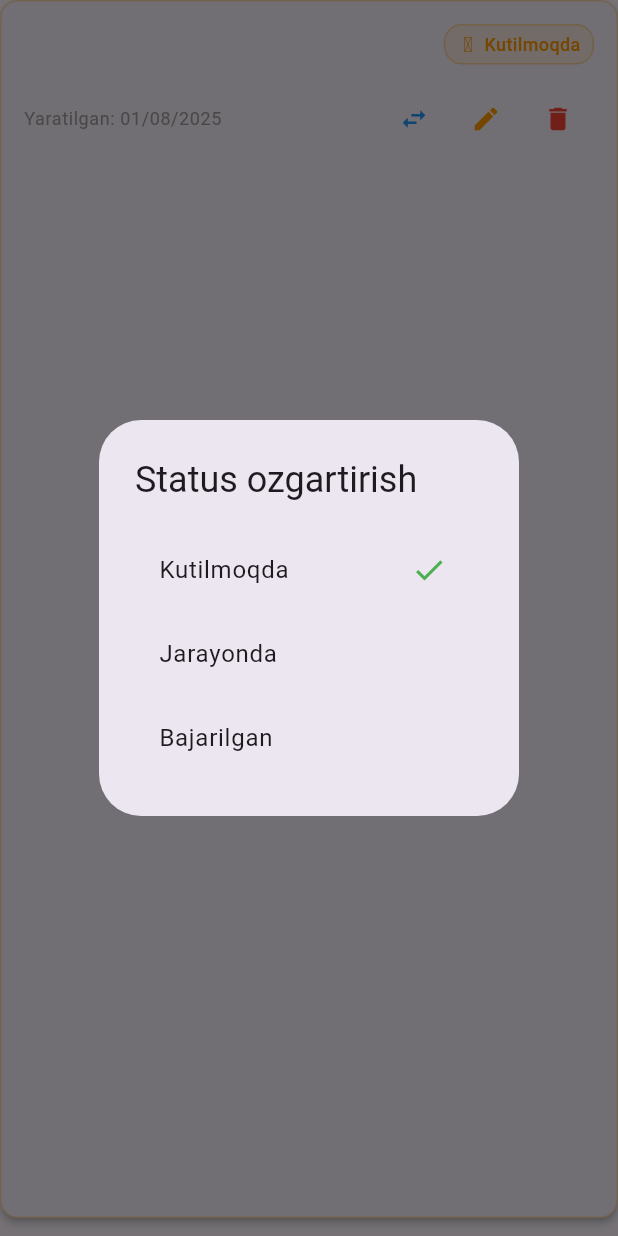
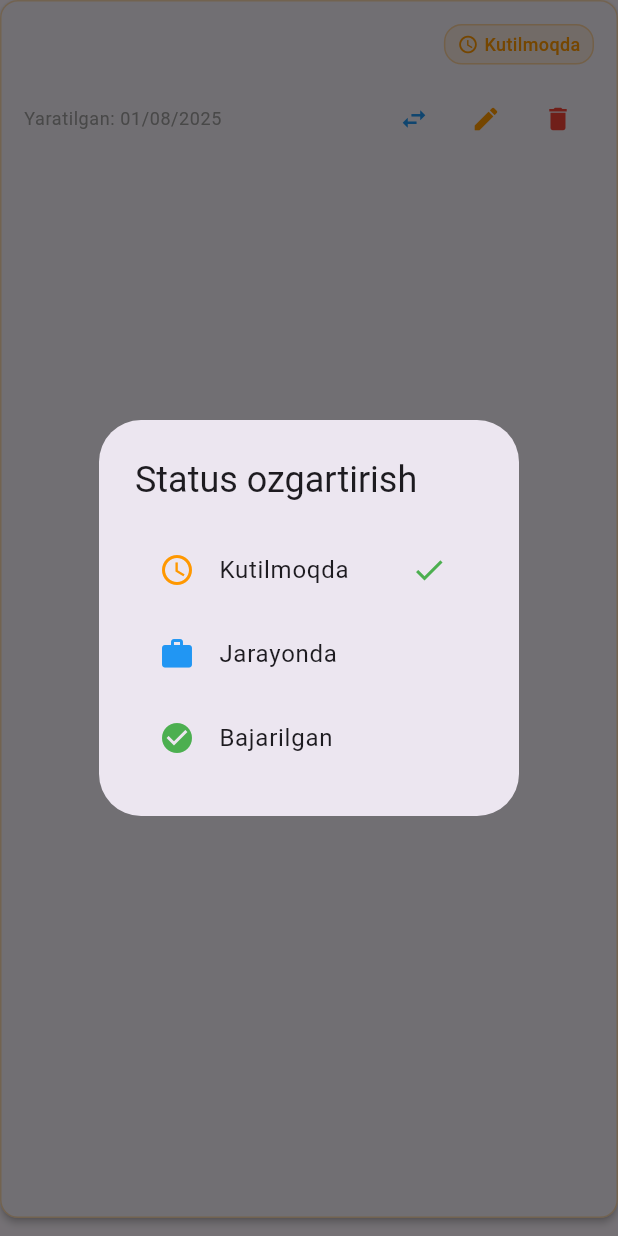
Before and after one commit to hamidovjahongir/todo_app, a Flutter app: the TodoItem widget shown alone on an empty page, opened directly with empty values, after a tap on the "swap horiz" icon, on a phone screen of 412 x 824 dp. Run offline on Flutter 3.47's test engine with Material 3 defaults, Android fonts, the phone set to English and light mode, and no system bars; our stand-ins replace flutter_bloc, sqflite; accounts and stored records are empty.

Commit message:
screenshots added

```diff
--- a/lib/features/home/data/datasources/database_helper.dart
+++ b/lib/features/home/data/datasources/database_helper.dart
@@ -2,10 +2,12 @@ import 'package:sqflite/sqflite.dart';
 import 'package:path/path.dart';
 
 class DatabaseHelper {
+  // default detals
   static const _databaseName = "todo_database.db";
   static const _databaseVersion = 1;
   static const table = 'todos';
 
+  // datas
   static const columnId = 'id';
   static const columnTitle = 'title';
   static const columnDescription = 'description';
@@ -13,6 +15,7 @@ class DatabaseHelper {
   static const columnCreatedAt = 'created_at';
   static const columnUpdatedAt = 'updated_at';
 
+  // singleton
   DatabaseHelper._privateConstructor();
   static final DatabaseHelper instance = DatabaseHelper._privateConstructor();
 
--- a/lib/features/home/presentation/bloc/todo_bloc.dart
+++ b/lib/features/home/presentation/bloc/todo_bloc.dart
@@ -38,6 +38,7 @@ class TodoBloc extends Bloc<TodoEvent, TodoState> {
       emit(TodoError(e.toString()));
     }
   }
+
 
   void _onFilterTodos(FilterTodos event, Emitter<TodoState> emit) async {
     emit(TodoLoading());
--- a/lib/features/home/presentation/pages/home_page.dart
+++ b/lib/features/home/presentation/pages/home_page.dart
@@ -59,6 +59,7 @@ class _HomePageState extends State<HomePage> with SingleTickerProviderStateMixin
           controller: _tabController,
           onTap: (index) {
             final TodoBloc bloc = BlocProvider.of<TodoBloc>(context);
+
             switch (index) {
               case 0:
                 bloc.add(FilterTodos(null));
--- a/lib/features/home/presentation/widgets/todo_item.dart
+++ b/lib/features/home/presentation/widgets/todo_item.dart
@@ -39,7 +39,16 @@ class TodoItem extends StatelessWidget {
     }
   }
 
-
+  IconData _getStatusIcon(TodoStatus status) {
+    switch (status) {
+      case TodoStatus.pending:
+        return Icons.schedule;
+      case TodoStatus.inProgress:
+        return Icons.work;
+      case TodoStatus.completed:
+        return Icons.check_circle;
+    }
+  }
 
   void _showEditDialog(BuildContext context) {
     showDialog(
@@ -68,7 +77,10 @@ class TodoItem extends StatelessWidget {
           mainAxisSize: MainAxisSize.min,
           children: TodoStatus.values.map((status) {
             return ListTile(
-
+              leading: Icon(
+                _getStatusIcon(status),
+                color: _getStatusColor(status),
+              ),
               title: Text(_getStatusText(status)),
               trailing: todo.status == status
                   ?  Icon(Icons.check, color: Colors.green)
--- a/lib/main.dart
+++ b/lib/main.dart
@@ -35,8 +35,6 @@ class MyApp extends StatelessWidget {
             updateTodo: UpdateTodo(repository),
             deleteTodo: DeleteTodo(repository),
           );
-
-
         },
         child: const HomePage(),
       ),
--- a/pubspec.yaml
+++ b/pubspec.yaml
@@ -10,7 +10,6 @@ dependencies:
   flutter:
     sdk: flutter
   flutter_bloc: ^9.1.1
-  flutter_contacts: ^1.1.9+2
   sqflite: ^2.4.2
 
 dev_dependencies:
```
Also changed, not shown: pubspec.lock, 3 other files.
